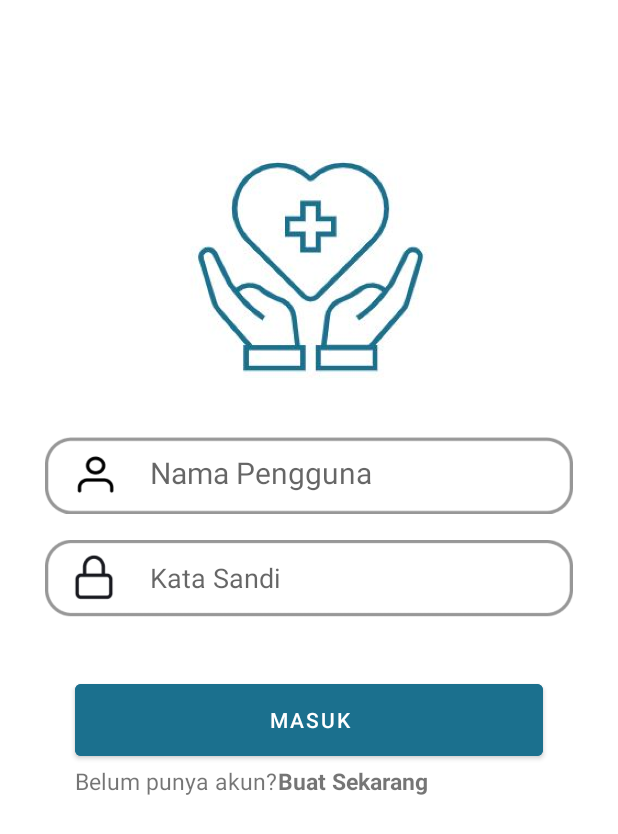
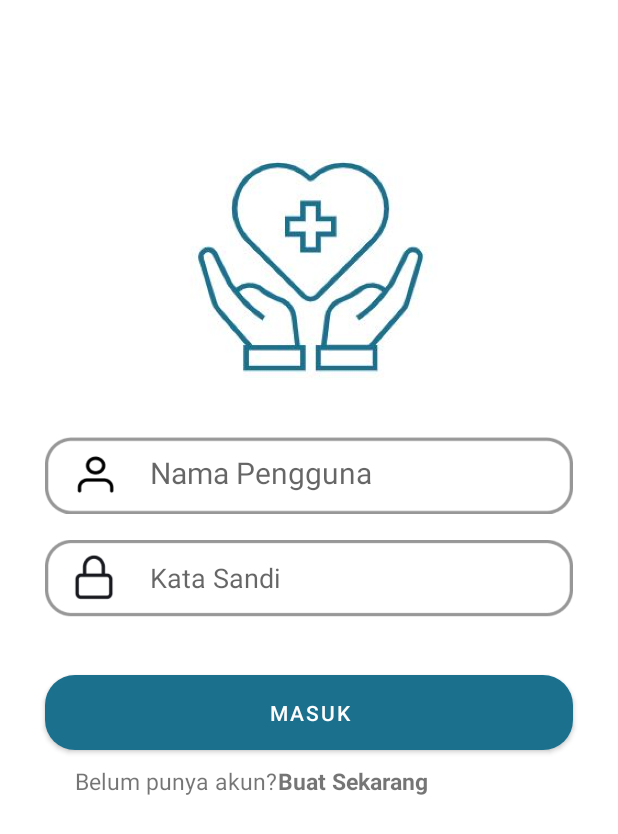
Before and after one commit to flanker0507/aplikasi-meddy, an Android app: the fragment LoginFragment shown on its own in the app's theme, on a phone screen of 412 x 824 dp. Shown: the top 834 px of the screen. Run offline under Robolectric (Android 15) with nearby library versions, the phone set to English and light mode, and no system bars.

Commit message:
penambahan drawable dan pengaturan bottom by:safrizal

```diff
--- /dev/null
+++ b/app/src/main/res/drawable/rounded.xml
@@ -0,0 +1,5 @@
+<?xml version="1.0" encoding="utf-8"?>
+<shape xmlns:android="http://schemas.android.com/apk/res/android">
+    <corners android:radius="20dp"/>
+    <solid android:color="#1B708E"/>
+</shape>
--- /dev/null
+++ b/app/src/main/res/drawable/rounded_cornor.xml
@@ -0,0 +1,5 @@
+<?xml version="1.0" encoding="utf-8"?>
+<shape xmlns:android="http://schemas.android.com/apk/res/android">
+    <corners android:radius="20dp"/>
+    <solid android:color="#1B708E"/>
+</shape>
--- a/app/src/main/res/layout/fragment_daftar.xml
+++ b/app/src/main/res/layout/fragment_daftar.xml
@@ -157,13 +157,13 @@
     <Button
         android:id="@+id/button"
         android:layout_width="345dp"
-        android:layout_height="60dp"
+        android:layout_height="50dp"
         android:layout_marginLeft="35dp"
         android:layout_marginTop="505dp"
         android:layout_marginRight="60dp"
         android:text="daftar"
         android:textSize="23sp"
-        android:backgroundTint="#1B708E"/>
+        android:background="@drawable/rounded_cornor" />
 
 
 </FrameLayout>
--- a/app/src/main/res/layout/fragment_login.xml
+++ b/app/src/main/res/layout/fragment_login.xml
@@ -16,13 +16,13 @@
 
     <Button
         android:id="@+id/button"
-        android:layout_width="345dp"
-        android:layout_height="60dp"
-        android:layout_marginLeft="50dp"
+        android:layout_width="548dp"
+        android:layout_height="50dp"
+        android:layout_marginLeft="30dp"
         android:layout_marginTop="450dp"
-        android:layout_marginRight="50dp"
+        android:layout_marginRight="30dp"
         android:text="Masuk"
-        android:backgroundTint="#1B708E"/>
+        android:background="@drawable/rounded_cornor"/>
 
     <TextView
         android:id="@+id/textView3"
--- a/app/src/main/res/values/themes.xml
+++ b/app/src/main/res/values/themes.xml
@@ -2,7 +2,7 @@
     <!-- Base application theme. -->
     <style name="Theme.AplikasiMeddy" parent="Theme.MaterialComponents.DayNight.NoActionBar">
         <!-- Primary brand color. -->
-        <item name="colorPrimary">@color/purple_500</item>
+        <item name="colorPrimary">@color/primary</item>
         <item name="colorPrimaryVariant">@color/purple_700</item>
         <item name="colorOnPrimary">@color/white</item>
         <!-- Secondary brand color. -->
@@ -10,7 +10,7 @@
         <item name="colorSecondaryVariant">@color/teal_700</item>
         <item name="colorOnSecondary">@color/black</item>
         <!-- Status bar color. -->
-        <item name="android:statusBarColor">?attr/colorPrimaryVariant</item>
+        <item name="android:statusBarColor">@color/purple_700</item>
         <!-- Customize your theme here. -->
     </style>
 </resources>
```
